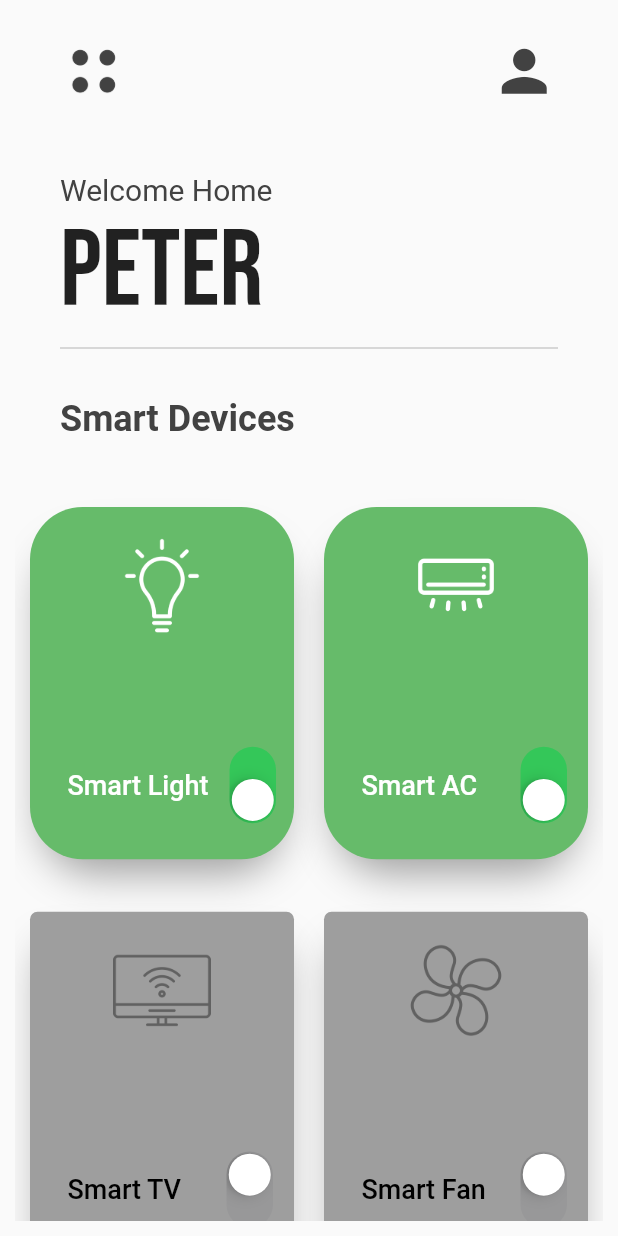
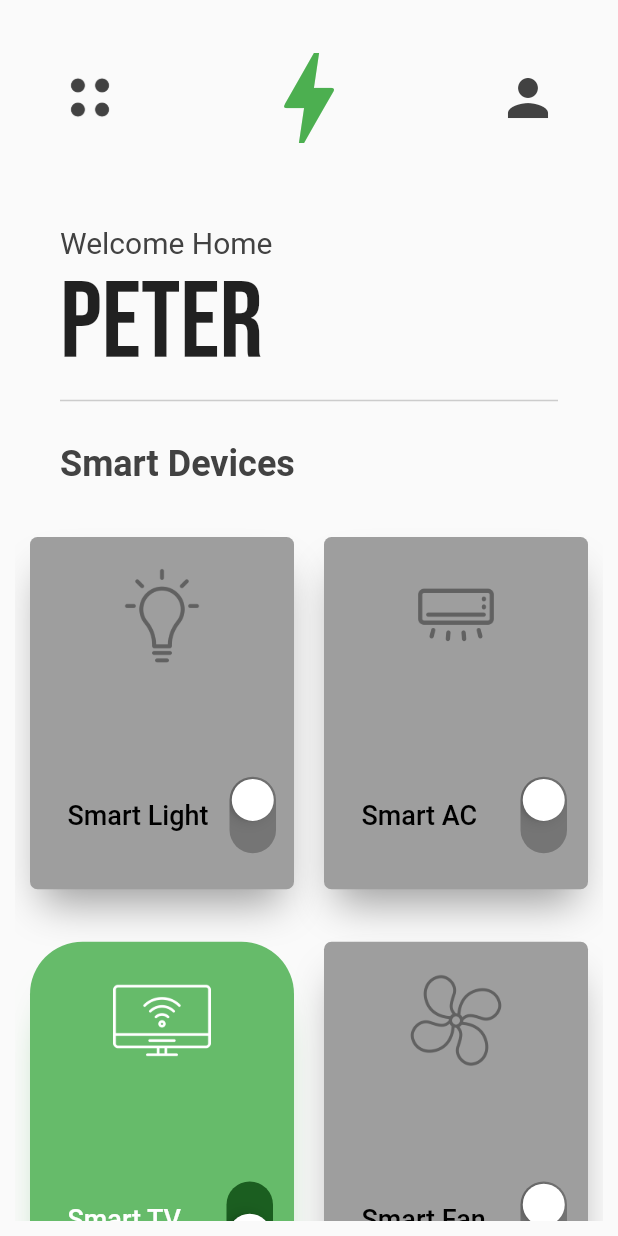
Before and after one commit to ClementPeter/smart_home_ui, a Flutter app: the screen it shows after launch, on a phone screen of 412 x 824 dp. Run offline on Flutter 3.47's test engine with Material 2 defaults, Android fonts, the phone set to English and light mode, and no system bars; our stand-ins replace google_fonts.

```diff
--- a/lib/main.dart
+++ b/lib/main.dart
@@ -37,17 +37,45 @@ class _MyHomePageState extends State<MyHomePage> {
   final double horizontalPadding = 40;
   final double verticalPadding = 25;
 
+  bool? status = true;
+
   //List of Smart Devices
   List mySmartDevices = [
-    ["Smart Light", "images/light-bulb.png", true],
-    ["Smart AC", "images/air-conditioner.png", true],
-    ["Smart TV", "images/smart-tv.png", false],
+    ["Smart Light", "images/light-bulb.png", false],
+    ["Smart AC", "images/air-conditioner.png", false],
+    ["Smart TV", "images/smart-tv.png", true],
     ["Smart Fan", "images/fan.png", false],
   ];
   //function to toggle the swtich
   void powerSwitchedToggled(bool value, int index) {
     setState(() {
       mySmartDevices[index][2] = value;
+    });
+  }
+
+  void mainPowerToggledOn() {
+    setState(() {
+      print(mySmartDevices[1][2]);
+      status = true;
+      mySmartDevices[0][2] = status;
+      mySmartDevices[1][2] = status;
+      mySmartDevices[2][2] = status;
+      mySmartDevices[3][2] = status;
+
+      // mySmartDevices[2] = value;
+    });
+  }
+
+  void mainPowerToggledOff() {
+    setState(() {
+      print(mySmartDevices[1][2]);
+      status = false;
+      mySmartDevices[0][2] = false;
+      mySmartDevices[1][2] = false;
+      mySmartDevices[2][2] = false;
+      mySmartDevices[3][2] = false;
+
+      // mySmartDevices[2] = value;
     });
   }
 
@@ -70,14 +98,28 @@ class _MyHomePageState extends State<MyHomePage> {
                   // menu icon
                   Image.asset(
                     'images/menu.png',
-                    height: 45,
+                    height: 40,
                     color: Colors.grey[800],
+                  ),
+                  InkWell(
+                    borderRadius: BorderRadius.circular(10),
+                    onTap: () {
+                      return mainPowerToggledOn();
+                    },
+                    onDoubleTap: () {
+                      return mainPowerToggledOff();
+                    },
+                    child: Icon(
+                      Icons.bolt,
+                      color: status! ? Colors.green : Colors.grey,
+                      size: 80,
+                    ),
                   ),
 
                   // account icon
                   Icon(
                     Icons.person,
-                    size: 45,
+                    size: 40,
                     color: Colors.grey[800],
                   )
                 ],
@@ -110,7 +152,7 @@ class _MyHomePageState extends State<MyHomePage> {
               ),
             ),
 
-            const SizedBox(height: 25),
+            const SizedBox(height: 20),
 
             // smart devices grid
             Padding(
@@ -124,7 +166,7 @@ class _MyHomePageState extends State<MyHomePage> {
                 ),
               ),
             ),
-            const SizedBox(height: 25),
+            const SizedBox(height: 15),
             // smart devices grid
             Expanded(
               child: Padding(
--- a/lib/widget.dart
+++ b/lib/widget.dart
@@ -1,7 +1,7 @@
 import 'dart:math';
 import 'package:flutter/cupertino.dart';
 import 'package:flutter/material.dart';
-import 'package:google_fonts/google_fonts.dart';
+
 
 //@immutable
 class SmartBox extends StatelessWidget {
@@ -31,15 +31,23 @@ class SmartBox extends StatelessWidget {
             borderRadius: powerStatus!
                 ? BorderRadius.circular(35)
                 : BorderRadius.circular(5),
-          boxShadow: const [
+            boxShadow: powerStatus!
+                ? [
+                    BoxShadow(
+                      offset: const Offset(0, 17),
+                      blurRadius: 23,
+                      spreadRadius: -15,
+                      color: Colors.green.shade400,
+                    ),
+                  ]
+                : const [
                     BoxShadow(
                       offset: Offset(0, 17),
                       blurRadius: 23,
                       spreadRadius: -8,
                       color: Colors.grey,
                     ),
-          ],
-        ),
+                  ]),
         child: Column(
           //mainAxisAlignment: MainAxisAlignment.spaceBetween,
           children: [
@@ -69,6 +77,9 @@ class SmartBox extends StatelessWidget {
                 Transform.rotate(
                   angle: pi / 2,
                   child: CupertinoSwitch(
+                    activeColor: Colors.green.shade900,
+                    trackColor: Colors.grey.shade600,
+
                     value: powerStatus!,
                     //pass a function to change the power status
                     onChanged: onChanged,
```
Also changed, not shown: 1 other file. Lines whose indentation alone changed are shown as unchanged.
